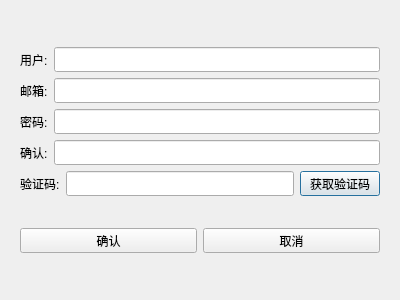
Above: register_dialog.ui from Jiguang-zero/chat_llfc before the change. Below: the same form after it.
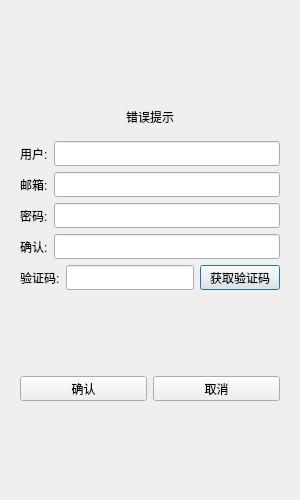
That is the form after the change.

Commit message: 完善样式选择，消息提示

The edit to the form file:
```diff
--- a/register_dialog.ui
+++ b/register_dialog.ui
@@ -6,10 +6,22 @@
    <rect>
     <x>0</x>
     <y>0</y>
-    <width>400</width>
-    <height>300</height>
+    <width>300</width>
+    <height>500</height>
    </rect>
   </property>
+  <property name="minimumSize">
+   <size>
+    <width>300</width>
+    <height>500</height>
+   </size>
+  </property>
+  <property name="maximumSize">
+   <size>
+    <width>300</width>
+    <height>500</height>
+   </size>
+  </property>
   <property name="windowTitle">
    <string>Dialog</string>
   </property>
@@ -33,6 +45,22 @@
            </property>
           </spacer>
          </item>
+         <item>
+          <widget class="QWidget" name="widget" native="true">
+           <layout class="QVBoxLayout" name="verticalLayout_4">
+            <item>
+             <widget class="QLabel" name="error_message">
+              <property name="text">
+               <string>错误提示</string>
+              </property>
+              <property name="alignment">
+               <set>Qt::AlignmentFlag::AlignCenter</set>
+              </property>
+             </widget>
+            </item>
+           </layout>
+          </widget>
+         </item>
          <item>
           <layout class="QHBoxLayout" name="horizontalLayout">
            <item>
```
The commit also changes 9 other files.
